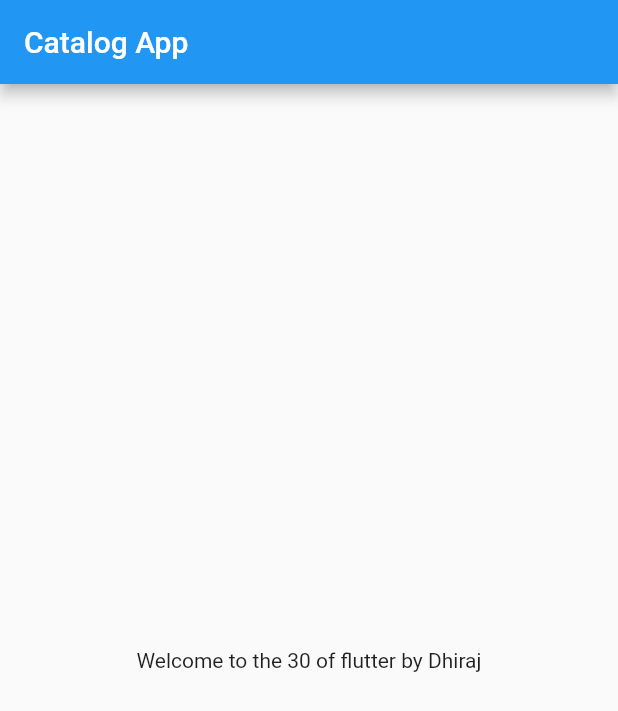
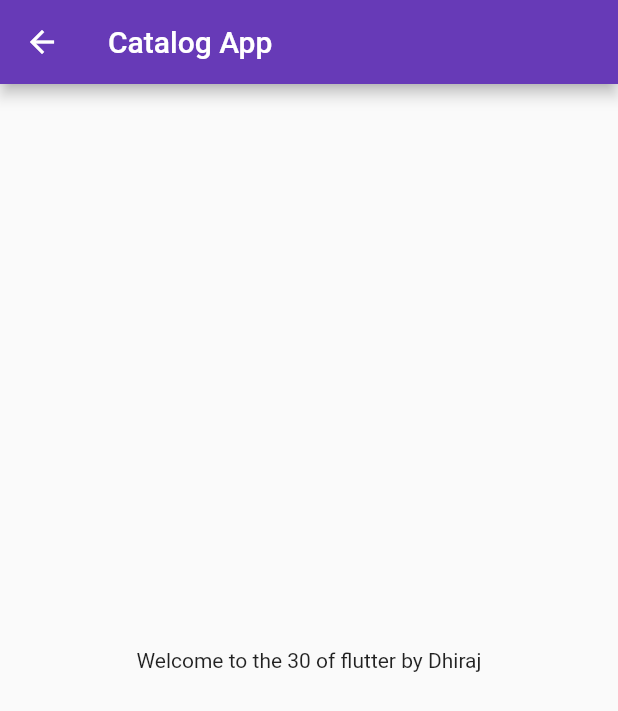
Before and after one commit to Dhiraj-tech/Flutter-example, a Flutter app: the screen it shows after launch, on a phone screen of 412 x 824 dp. Shown: the top 711 px of the screen. Run offline on Flutter 3.47's test engine with Material 2 defaults, Android fonts, the phone set to English and light mode, and no system bars.

Commit message:
Day3 completed

```diff
--- a/lib/main.dart
+++ b/lib/main.dart
@@ -1,5 +1,6 @@
 import 'package:flutter/material.dart';
-import 'package:flutter_catalog/home_page.dart';
+import 'package:flutter_catalog/pages/home_page.dart';
+import 'package:flutter_catalog/pages/login_page.dart';
 
 void main() {
   runApp(const MyApp());
@@ -11,8 +12,20 @@
   @override
   Widget build(BuildContext context) {
 
-    return const MaterialApp(
-      home: HomePage(),
+    return MaterialApp(
+
+      themeMode: ThemeMode.light,
+      theme: ThemeData(primarySwatch: Colors.deepPurple),
+      darkTheme: ThemeData(
+        brightness: Brightness.dark,
+      ),
+      initialRoute: "/home",
+      routes: {
+        "/": (context)=> const LoginPage(),
+        "/home":(context)=>const HomePage(),
+        "/login":(context)=>const LoginPage()
+
+      },
     );
   }
 }
```
Also changed, not shown: lib/pages/login_page.dart (added, +19 -0 lines), lib/pages/home_page.dart (renamed from lib/home_page.dart).
